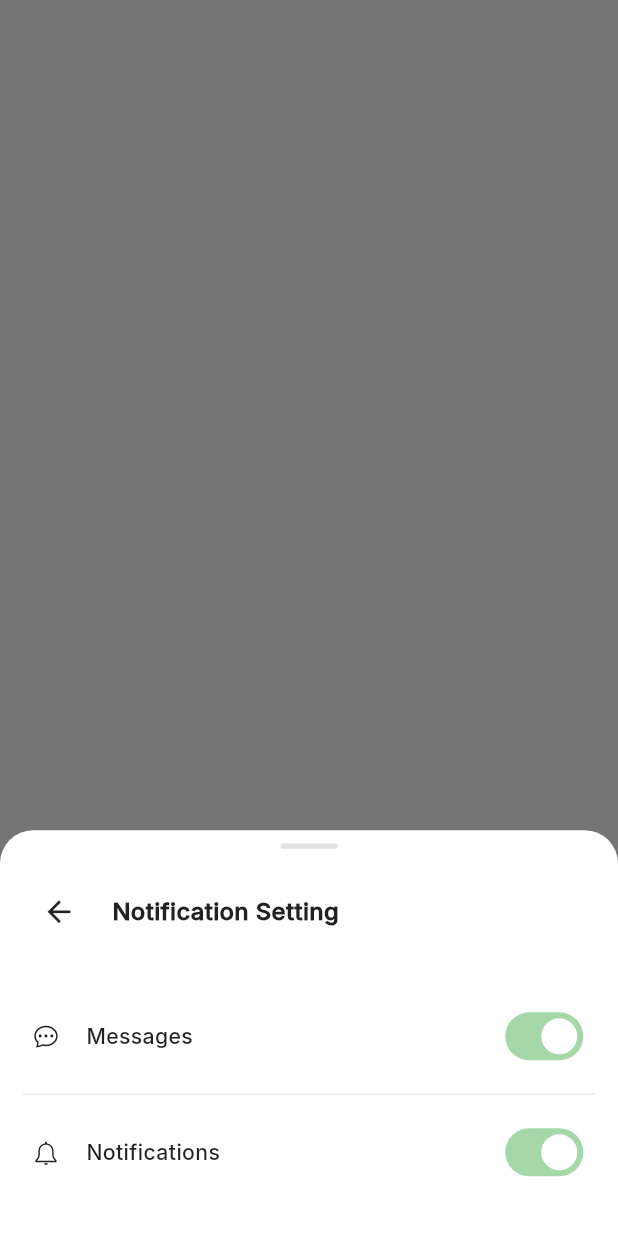
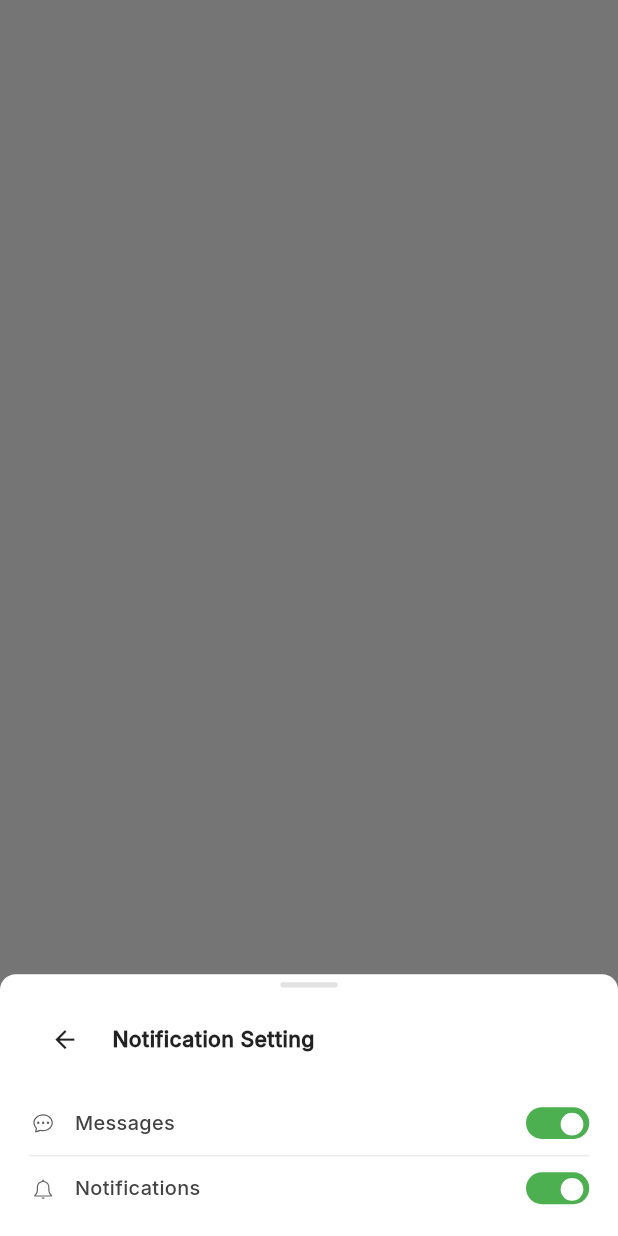
Before and after one commit to ibnRizk/sportofy, a Flutter app: what show() shows on an empty page, opened directly, on a phone screen of 412 x 824 dp. Run offline on Flutter 3.47's test engine with Material 3 defaults, Android fonts, the phone set to English and light mode, and no system bars; our stand-ins replace cached_network_image, connectivity_plus, country_picker, dartz, dio, equatable and 15 more; accounts and stored records are empty; project files that could hold a hidden picture were left out.

Commit message:
finish profile

```diff
--- a/lib/features/profile/presentation/widgets/notification_settings_bottom_sheet.dart
+++ b/lib/features/profile/presentation/widgets/notification_settings_bottom_sheet.dart
@@ -21,11 +21,17 @@ class NotificationSettingsBottomSheet
       isScrollControlled: true,
       enableDrag: true,
       isDismissible: true,
+      elevation: 0, // Remove elevation/shadow
       shape: RoundedRectangleBorder(
         borderRadius: BorderRadius.only(
-          topLeft: Radius.circular(25.r),
-          topRight: Radius.circular(25.r),
+          topLeft: Radius.circular(12.r), // More sharp
+          topRight: Radius.circular(12.r), // More sharp
         ),
+      ),
+      constraints: BoxConstraints(
+        maxHeight:
+            MediaQuery.of(context).size.height *
+            0.3, // Minimize size
       ),
       builder: (context) =>
           const NotificationSettingsBottomSheet(),
@@ -45,10 +51,12 @@ class _NotificationSettingsBottomSheetState
       decoration: BoxDecoration(
         color: Colors.white,
         borderRadius: BorderRadius.only(
-          topLeft: Radius.circular(25.r),
-          topRight: Radius.circular(25.r),
+          topLeft: Radius.circular(12.r), // More sharp
+          topRight: Radius.circular(12.r), // More sharp
         ),
       ),
+      child: SafeArea(
+        top: false,
         child: Column(
           mainAxisSize: MainAxisSize.min,
           children: [
@@ -58,8 +66,8 @@ class _NotificationSettingsBottomSheetState
             Center(
               child: Container(
                 margin: EdgeInsets.only(
-                top: 10.h,
-                bottom: 20.h,
+                  top: 6.h,
+                  bottom: 12.h,
                 ),
                 width: 40.w,
                 height: 4.h,
@@ -74,34 +82,38 @@ class _NotificationSettingsBottomSheetState
             // HEADER: Back Arrow + Title
             // ═══════════════════════════════════════════════
             Padding(
-            padding: EdgeInsets.symmetric(horizontal: 16.w),
+              padding: EdgeInsets.symmetric(
+                horizontal: 20.w,
+              ),
               child: Row(
                 children: [
                   IconButton(
                     onPressed: () => context.pop(),
                     icon: Icon(
                       Icons.arrow_back,
-                    size: 24.w,
+                      size: 20.w, // Reduced size
                       color: Colors.black87,
                     ),
                     padding: EdgeInsets.zero,
                     constraints: const BoxConstraints(),
                   ),
-                SizedBox(width: 12.w),
-                Text(
+                  SizedBox(width: 8.w), // Reduced spacing
+                  Expanded(
+                    child: Text(
                       'Notification Setting',
                       style: TextStyle(
-                    fontSize: 18.sp,
+                        fontSize:
+                            16.sp, // Reduced font size
                         fontWeight: FontWeight.w700,
                         color: Colors.black87,
+                      ),
                     ),
                   ),
                 ],
               ),
             ),
 
-          SizedBox(height: 24.h),
-
+            SizedBox(height: 12.h), // Reduced spacing
             // ═══════════════════════════════════════════════
             // NOTIFICATION OPTIONS
             // ═══════════════════════════════════════════════
@@ -123,8 +135,8 @@ class _NotificationSettingsBottomSheetState
               thickness: 1,
               color: Colors.grey.withValues(alpha: 0.2),
               height: 1,
-            indent: 16.w,
-            endIndent: 16.w,
+              indent: 20.w,
+              endIndent: 20.w,
             ),
 
             // Notifications Option
@@ -139,8 +151,14 @@ class _NotificationSettingsBottomSheetState
               },
             ),
 
-          SizedBox(height: 20.h),
+            // Bottom padding for safe area
+            SizedBox(
+              height:
+                  MediaQuery.of(context).padding.bottom +
+                  12.h, // Reduced padding
+            ),
           ],
+        ),
       ),
     );
   }
@@ -152,49 +170,91 @@ class _NotificationSettingsBottomSheetState
     required bool value,
     required ValueChanged<bool> onChanged,
   }) {
-    return Padding(
+    return InkWell(
+      onTap: () => onChanged(!value),
+      child: Padding(
         padding: EdgeInsets.symmetric(
           horizontal: 20.w,
-        vertical: 16.h,
+          vertical: 12.h, // Reduced padding
         ),
         child: Row(
           children: [
-          // Icon (SVG Asset)
+            // Icon (Simple, no background - like photo)
             SvgPicture.asset(
               iconPath,
-            width: 24.w,
-            height: 24.h,
+              width: 20.w, // Reduced icon size
+              height: 20.h, // Reduced icon size
               colorFilter: ColorFilter.mode(
-              Colors.black87,
+                Colors.grey[700]!, // Dark gray like photo
                 BlendMode.srcIn,
               ),
             ),
-          SizedBox(width: 16.w),
+            SizedBox(width: 12.w), // Reduced spacing
             // Title
             Expanded(
               child: Text(
                 title,
                 style: TextStyle(
-                fontSize: 16.sp,
+                  fontSize: 15.sp, // Reduced font size
                   fontWeight: FontWeight.w500,
-                color: Colors.black87,
+                  color: Colors.grey[800], // Dark gray text
                 ),
               ),
             ),
-          // Switch
-          Switch(
-            value: value,
-            onChanged: onChanged,
-
-            activeTrackColor: MyColors.greenButton
-                .withValues(alpha: 0.5),
-            inactiveThumbColor: Colors.white,
-            inactiveTrackColor: Colors.grey.withValues(
-              alpha: 0.3,
+            // Custom Switch (Minimized size, like photo - white thumb moves inside)
+            GestureDetector(
+              onTap: () => onChanged(!value),
+              child: AnimatedContainer(
+                duration: const Duration(milliseconds: 200),
+                curve: Curves.easeInOut,
+                width: 44.w, // Minimized width
+                height: 24.h, // Minimized height
+                decoration: BoxDecoration(
+                  color: value
+                      ? MyColors.greenButton
+                      : Colors
+                            .grey[300]!, // Green track when active, gray when inactive
+                  borderRadius: BorderRadius.circular(12.r),
+                ),
+                child: Stack(
+                  children: [
+                    // White Thumb (moves from left to right)
+                    AnimatedPositioned(
+                      duration: const Duration(
+                        milliseconds: 200,
+                      ),
+                      curve: Curves.easeInOut,
+                      left: value
+                          ? 22.w
+                          : 2.w, // Move to right when ON, left when OFF
+                      top: 2.h,
+                      child: AnimatedContainer(
+                        duration: const Duration(
+                          milliseconds: 200,
+                        ),
+                        width: 20.w, // Minimized thumb size
+                        height: 20.w,
+                        decoration: BoxDecoration(
+                          color: Colors
+                              .white, // White interior (always white)
+                          shape: BoxShape.circle,
+                          border: Border.all(
+                            color: value
+                                ? MyColors.greenButton
+                                : Colors
+                                      .transparent, // Green border when active
+                            width: 2.0,
+                          ),
+                        ),
                       ),
                     ),
                   ],
                 ),
+              ),
+            ),
+          ],
+        ),
+      ),
     );
   }
 }
```
Also changed, not shown: lib/features/profile/presentation/pages/edit_profile_view.dart (+2 -10 lines), lib/features/profile/presentation/widgets/edit_profile/team_member_tile.dart (+40 -25 lines). Lines whose indentation alone changed are shown as unchanged.
